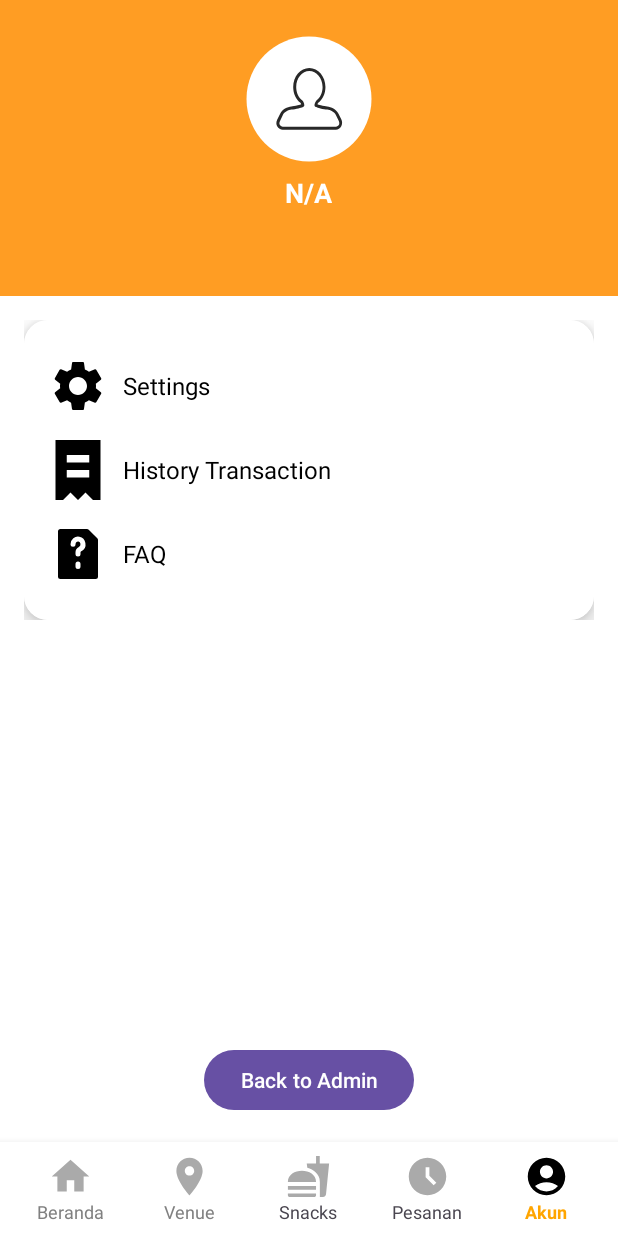
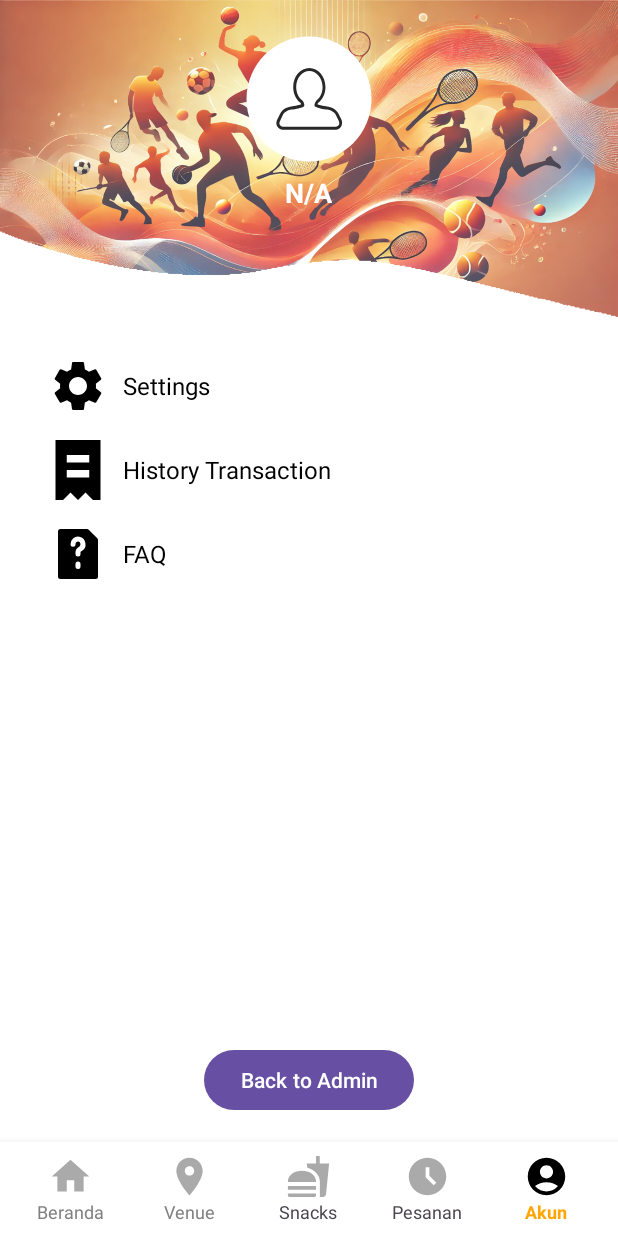
Before and after one commit to Eredith/SportsBooking1, an Android app: the ProfileActivity screen opened directly, with no data from a screen before it, on a phone screen of 412 x 824 dp. Run offline under Robolectric (Android 15) with nearby library versions, the phone set to English and light mode, and no system bars; our stand-ins replace Firebase (no records; nobody signed in at launch, a user with empty details on screens opened directly); pictures from the network do not load.

Commit message:
apdet header propil

```diff
--- a/app/src/main/res/layout/activity_main.xml
+++ b/app/src/main/res/layout/activity_main.xml
@@ -272,8 +272,8 @@
                 android:layout_width="30dp"
                 android:layout_height="30dp"
                 android:src="@drawable/ic_bottom_nav_bar_profile"
-                app:tint="@android:color/darker_gray"/>
-            />
+                />
+
 
             <TextView
                 android:id="@+id/text_profile"
--- a/app/src/main/res/layout/activity_profile.xml
+++ b/app/src/main/res/layout/activity_profile.xml
@@ -31,12 +31,21 @@
 
         <!-- Card untuk Progress Total -->
 
+        <ImageView
+            android:id="@+id/top_background"
+            android:layout_width="match_parent"
+            android:layout_height="220dp"
+            android:scaleType="fitXY"
+            android:src="@drawable/bg_profile"
+            android:alpha="0.8"
+            app:layout_constraintTop_toTopOf="parent"
+            app:layout_constraintStart_toStartOf="parent"
+            app:layout_constraintEnd_toEndOf="parent"/>
+
         <LinearLayout
             android:id="@+id/profileSection"
             android:layout_width="match_parent"
             android:layout_height="197dp"
-            android:background="#FF9D23
-"
             android:gravity="center_horizontal"
             android:orientation="vertical"
             app:layout_constraintEnd_toEndOf="parent"
@@ -126,12 +135,12 @@
             app:layout_constraintStart_toStartOf="parent"
             app:layout_constraintTop_toBottomOf="@id/profileSection">
 
-            <androidx.cardview.widget.CardView
-                android:id="@+id/menuCard"
-                android:layout_width="match_parent"
-                android:layout_height="wrap_content"
-                app:cardCornerRadius="16dp"
-                app:cardElevation="8dp">
+<!--            <androidx.cardview.widget.CardView-->
+<!--                android:id="@+id/menuCard"-->
+<!--                android:layout_width="match_parent"-->
+<!--                android:layout_height="wrap_content"-->
+<!--                app:cardCornerRadius="16dp"-->
+<!--                app:cardElevation="8dp">-->
 
                 <LinearLayout
                     android:layout_width="match_parent"
@@ -244,7 +253,7 @@
                     </LinearLayout>
 
                 </LinearLayout>
-            </androidx.cardview.widget.CardView>
+<!--            </androidx.cardview.widget.CardView>-->
         </LinearLayout>
 
 
```
Also changed, not shown: app/src/main/res/drawable/bg_profile.png (added), app/src/main/res/drawable/profile_bg.png (added).
